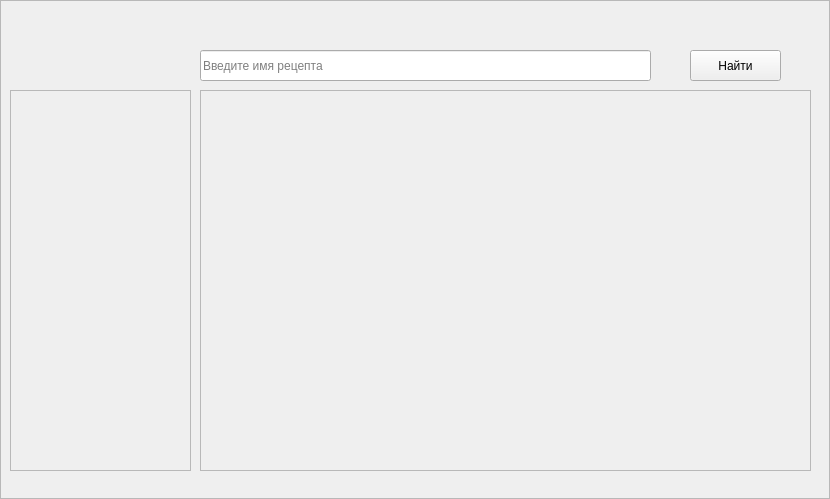
First picture: the form in searchform.ui, repository moevm/gui-1h2017-09, before the edit.
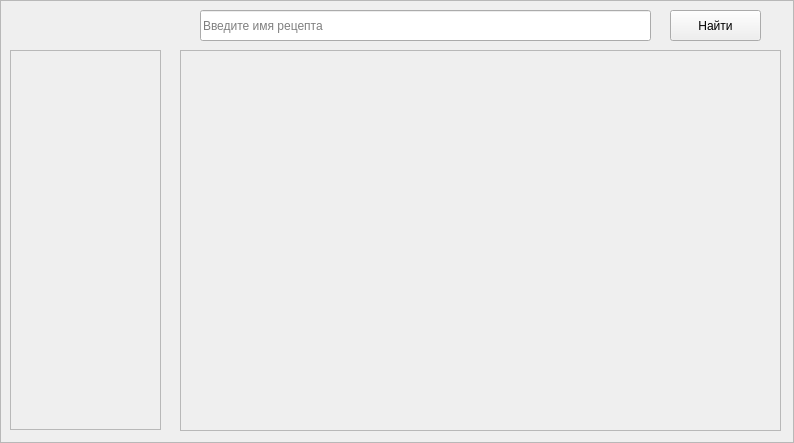
Second picture: the form after the edit.

What changed in the file:
```diff
--- a/searchform.ui
+++ b/searchform.ui
@@ -6,8 +6,8 @@
    <rect>
     <x>0</x>
     <y>0</y>
-    <width>830</width>
-    <height>499</height>
+    <width>794</width>
+    <height>443</height>
    </rect>
   </property>
   <property name="windowTitle">
@@ -19,45 +19,11 @@
   <property name="frameShadow">
    <enum>QFrame::Raised</enum>
   </property>
-  <widget class="QScrollArea" name="scrollArea_rep">
-   <property name="geometry">
-    <rect>
-     <x>200</x>
-     <y>90</y>
-     <width>611</width>
-     <height>381</height>
-    </rect>
-   </property>
-   <property name="widgetResizable">
-    <bool>true</bool>
-   </property>
-   <widget class="QWidget" name="scrollAreaWidgetContents">
-    <property name="geometry">
-     <rect>
-      <x>0</x>
-      <y>0</y>
-      <width>609</width>
-      <height>379</height>
-     </rect>
-    </property>
-    <widget class="QWidget" name="verticalLayoutWidget_2">
-     <property name="geometry">
-      <rect>
-       <x>0</x>
-       <y>0</y>
-       <width>611</width>
-       <height>381</height>
-      </rect>
-     </property>
-     <layout class="QVBoxLayout" name="verticalLayout_rep"/>
-    </widget>
-   </widget>
-  </widget>
   <widget class="QPushButton" name="Button_search">
    <property name="geometry">
     <rect>
-     <x>690</x>
-     <y>50</y>
+     <x>670</x>
+     <y>10</y>
      <width>91</width>
      <height>31</height>
     </rect>
@@ -70,7 +36,7 @@
    <property name="geometry">
     <rect>
      <x>200</x>
-     <y>50</y>
+     <y>10</y>
      <width>451</width>
      <height>31</height>
     </rect>
@@ -89,9 +55,9 @@
    <property name="geometry">
     <rect>
      <x>10</x>
-     <y>90</y>
-     <width>181</width>
-     <height>381</height>
+     <y>50</y>
+     <width>151</width>
+     <height>380</height>
     </rect>
    </property>
    <property name="verticalScrollBarPolicy">
@@ -105,8 +71,8 @@
      <rect>
       <x>0</x>
       <y>0</y>
-      <width>179</width>
-      <height>379</height>
+      <width>149</width>
+      <height>378</height>
      </rect>
     </property>
     <widget class="QWidget" name="verticalLayoutWidget">
@@ -114,7 +80,7 @@
       <rect>
        <x>10</x>
        <y>0</y>
-       <width>171</width>
+       <width>141</width>
        <height>381</height>
       </rect>
      </property>
@@ -126,6 +92,101 @@
     </widget>
    </widget>
   </widget>
+  <widget class="QScrollArea" name="scrollArea_rep">
+   <property name="geometry">
+    <rect>
+     <x>180</x>
+     <y>50</y>
+     <width>601</width>
+     <height>381</height>
+    </rect>
+   </property>
+   <property name="sizePolicy">
+    <sizepolicy hsizetype="Minimum" vsizetype="Minimum">
+     <horstretch>0</horstretch>
+     <verstretch>0</verstretch>
+    </sizepolicy>
+   </property>
+   <property name="sizeIncrement">
+    <size>
+     <width>100</width>
+     <height>105</height>
+    </size>
+   </property>
+   <property name="focusPolicy">
+    <enum>Qt::NoFocus</enum>
+   </property>
+   <property name="contextMenuPolicy">
+    <enum>Qt::NoContextMenu</enum>
+   </property>
+   <property name="lineWidth">
+    <number>20</number>
+   </property>
+   <property name="horizontalScrollBarPolicy">
+    <enum>Qt::ScrollBarAlwaysOff</enum>
+   </property>
+   <property name="sizeAdjustPolicy">
+    <enum>QAbstractScrollArea::AdjustToContentsOnFirstShow</enum>
+   </property>
+   <property name="widgetResizable">
+    <bool>true</bool>
+   </property>
+   <property name="alignment">
+    <set>Qt::AlignCenter</set>
+   </property>
+   <widget class="QWidget" name="scrollAreaWidgetContents">
+    <property name="geometry">
+     <rect>
+      <x>0</x>
+      <y>0</y>
+      <width>599</width>
+      <height>379</height>
+     </rect>
+    </property>
+    <property name="sizePolicy">
+     <sizepolicy hsizetype="Expanding" vsizetype="Expanding">
+      <horstretch>0</horstretch>
+      <verstretch>0</verstretch>
+     </sizepolicy>
+    </property>
+    <property name="contextMenuPolicy">
+     <enum>Qt::NoContextMenu</enum>
+    </property>
+    <property name="autoFillBackground">
+     <bool>true</bool>
+    </property>
+    <widget class="QWidget" name="verticalLayoutWidget_2">
+     <property name="geometry">
+      <rect>
+       <x>0</x>
+       <y>0</y>
+       <width>591</width>
+       <height>691</height>
+      </rect>
+     </property>
+     <layout class="QVBoxLayout" name="verticalLayout_rep">
+      <property name="spacing">
+       <number>15</number>
+      </property>
+      <property name="sizeConstraint">
+       <enum>QLayout::SetFixedSize</enum>
+      </property>
+      <property name="leftMargin">
+       <number>15</number>
+      </property>
+      <property name="topMargin">
+       <number>10</number>
+      </property>
+      <property name="rightMargin">
+       <number>10</number>
+      </property>
+      <property name="bottomMargin">
+       <number>15</number>
+      </property>
+     </layout>
+    </widget>
+   </widget>
+  </widget>
  </widget>
  <resources/>
  <connections/>
```
